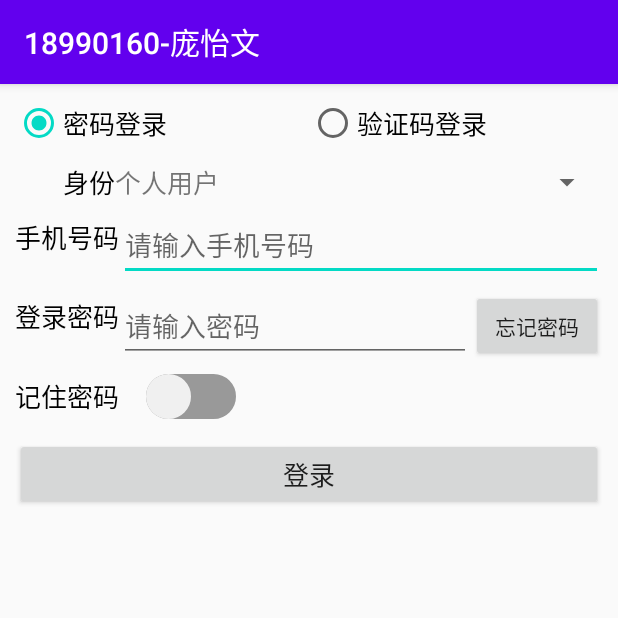
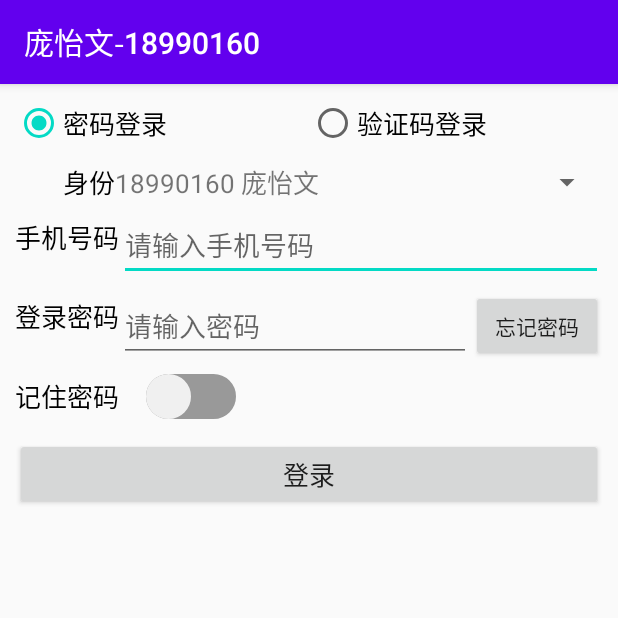
Before and after one commit to YiwenPang/Android-Studio-Program, an Android app: the screen it shows after launch (MainActivity), on a phone screen of 412 x 824 dp, the top half of it. Run offline under Robolectric (Android 15) with nearby library versions, the phone set to English and light mode, and no system bars.

Commit message:
修改了部分代码和截图

```diff
--- a/20201018appLogin/app/src/main/java/com/example/a20201018_applogin/MainActivity.java
+++ b/20201018appLogin/app/src/main/java/com/example/a20201018_applogin/MainActivity.java
@@ -18,6 +18,7 @@ import android.widget.EditText;
 import android.widget.RadioButton;
 import android.widget.RadioGroup;
 import android.widget.Spinner;
+import android.widget.SpinnerAdapter;
 import android.widget.Switch;
 import android.widget.TextView;
 import android.widget.Toast;
@@ -40,7 +41,7 @@ public class MainActivity extends AppCompatActivity implements View.OnClickListe
     private Switch ck_remember; // 声明一个复选框对象
 
     private int mRequestCode = 0; // 跳转页面时的请求代码
-    private int mType = 0; // 用户类型
+    private int mType = 2; // 用户类型
     private boolean bRemember = false; // 是否记住密码
     private String mPassword = "111111"; // 默认密码
     private String mVerifyCode; // 验证码
@@ -109,7 +110,6 @@ public class MainActivity extends AppCompatActivity implements View.OnClickListe
         sp_type.setAdapter(typeAdapter);
         // 设置下拉框默认显示第几项
         sp_type.setSelection(mType);
-
         // 给下拉框设置选择监听器，一旦用户选中某一项，就触发监听器的onItemSelected方法
         sp_type.setOnItemSelectedListener(new TypeSelectedListener());
     }
--- a/20201018appLogin/app/src/main/res/values/strings.xml
+++ b/20201018appLogin/app/src/main/res/values/strings.xml
@@ -1,3 +1,3 @@
 <resources>
-    <string name="app_name">18990160-庞怡文</string>
+    <string name="app_name">庞怡文-18990160</string>
 </resources>
```
Also changed, not shown: 3 other files.
